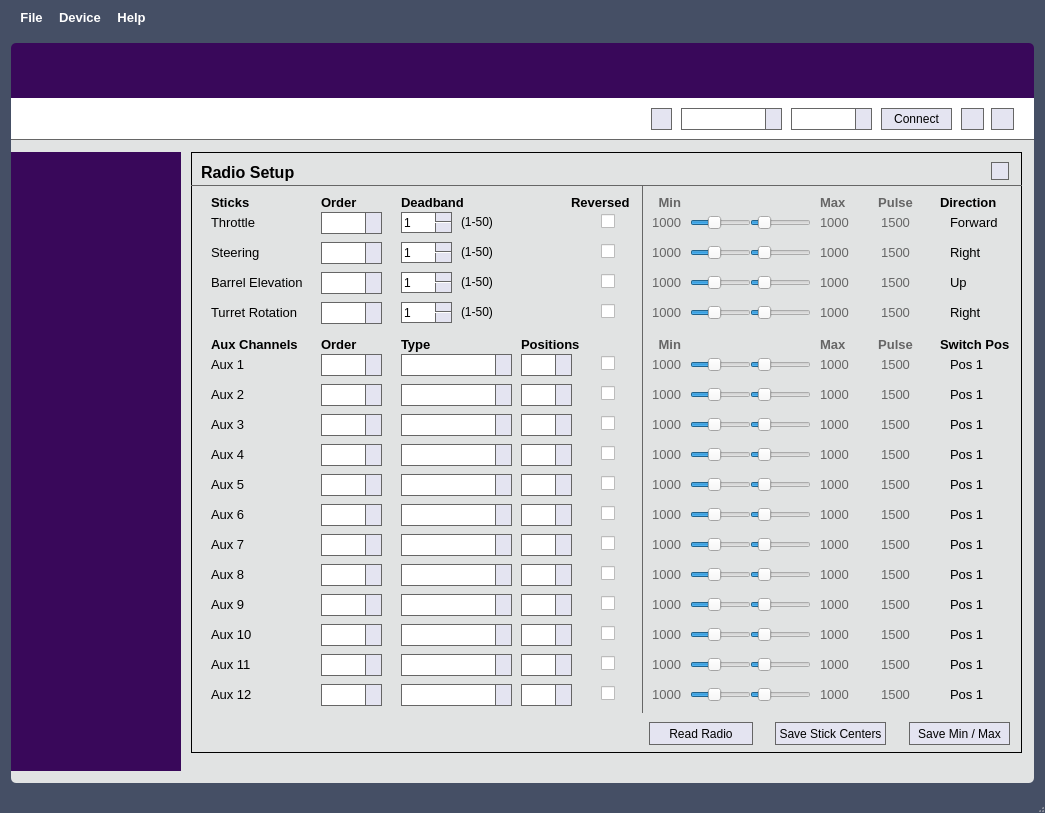
Before: the Qt Designer form mainwindow.ui in OpenPanzerProject/OP-Config, drawn with Qt 5.
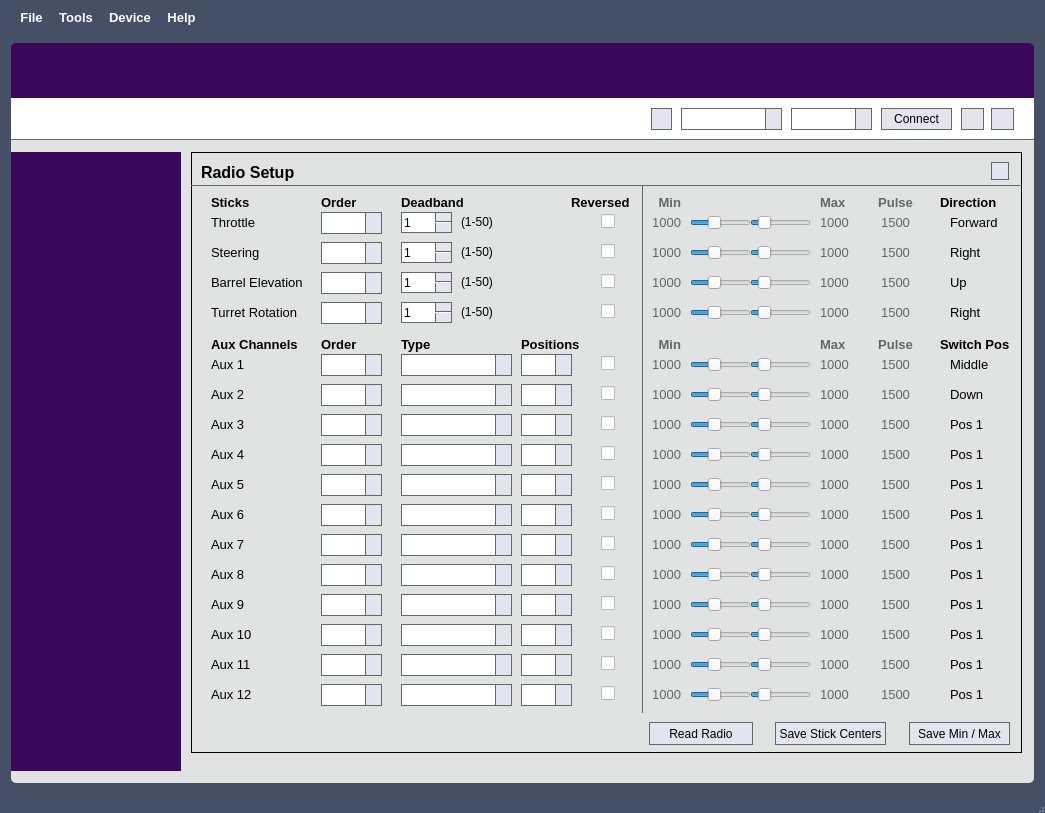
After: the same form once the commit is applied. The open tabs and pages were chosen to show the change. Icons and pictures are not drawn. Custom widgets are drawn as their Qt base class.

Commit message: Added option to set all OP Config values back to default (in Tools menu).

Diff of the .ui file:
```diff
--- a/mainwindow.ui
+++ b/mainwindow.ui
@@ -3164,7 +3164,7 @@
                    </font>
                   </property>
                   <property name="text">
-                   <string>Pos 1</string>
+                   <string>Middle</string>
                   </property>
                   <property name="alignment">
                    <set>Qt::AlignLeading|Qt::AlignLeft|Qt::AlignVCenter</set>
@@ -3185,7 +3185,7 @@
                    </font>
                   </property>
                   <property name="text">
-                   <string>Pos 1</string>
+                   <string>Down</string>
                   </property>
                   <property name="alignment">
                    <set>Qt::AlignLeading|Qt::AlignLeft|Qt::AlignVCenter</set>
@@ -11437,7 +11437,14 @@
     <addaction name="separator"/>
     <addaction name="actionAbout_OP_Config"/>
    </widget>
+   <widget class="QMenu" name="menuTools">
+    <property name="title">
+     <string>Tools</string>
+    </property>
+    <addaction name="actionResetAllVals"/>
+   </widget>
    <addaction name="menuFile"/>
+   <addaction name="menuTools"/>
    <addaction name="menuDevice"/>
    <addaction name="menuHelp"/>
   </widget>
```
Left out of the diff: 7 changed lines with no effect on the pictures. The commit also changes 12 other files.
